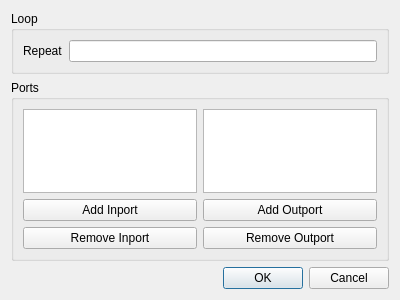
iut-ibk/DynaMind-ToolBox, file src/DynaMind-BasicModules/guiloopgroup.ui: the form before one commit.
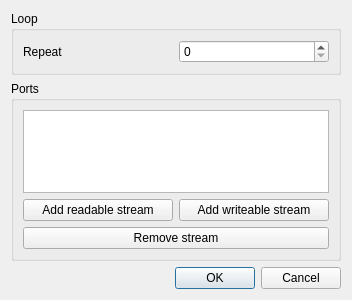
The form after the commit.

Commit message: redone guiloopgroup

The edit to the form file:
```diff
--- a/src/DynaMind-BasicModules/guiloopgroup.ui
+++ b/src/DynaMind-BasicModules/guiloopgroup.ui
@@ -6,7 +6,7 @@
    <rect>
     <x>0</x>
     <y>0</y>
-    <width>400</width>
+    <width>352</width>
     <height>300</height>
    </rect>
   </property>
@@ -28,7 +28,7 @@
        </widget>
       </item>
       <item>
-       <widget class="QLineEdit" name="lineEdit"/>
+       <widget class="QSpinBox" name="repeats"/>
       </item>
      </layout>
     </widget>
@@ -42,36 +42,26 @@
       <item row="1" column="0">
        <widget class="QPushButton" name="addInPort">
         <property name="text">
-         <string>Add Inport</string>
+         <string>Add readable stream</string>
         </property>
        </widget>
       </item>
-      <item row="0" column="1">
-       <widget class="QListWidget" name="listWidget_out"/>
-      </item>
       <item row="1" column="1">
        <widget class="QPushButton" name="addOutPort">
         <property name="text">
-         <string>Add Outport</string>
+         <string>Add writeable stream</string>
         </property>
        </widget>
       </item>
-      <item row="0" column="0">
-       <widget class="QListWidget" name="listWidget_in"/>
-      </item>
-      <item row="2" column="0">
-       <widget class="QPushButton" name="rmInport">
+      <item row="2" column="0" colspan="2">
+       <widget class="QPushButton" name="removeStream">
         <property name="text">
-         <string>Remove Inport</string>
+         <string>Remove stream</string>
         </property>
        </widget>
       </item>
-      <item row="2" column="1">
-       <widget class="QPushButton" name="rmOutport">
-        <property name="text">
-         <string>Remove Outport</string>
-        </property>
-       </widget>
+      <item row="0" column="0" colspan="2">
+       <widget class="QListWidget" name="streamList"/>
       </item>
      </layout>
     </widget>
```
Left out of the diff: 4 changed lines with no effect on the pictures. The commit also changes 4 other files.
